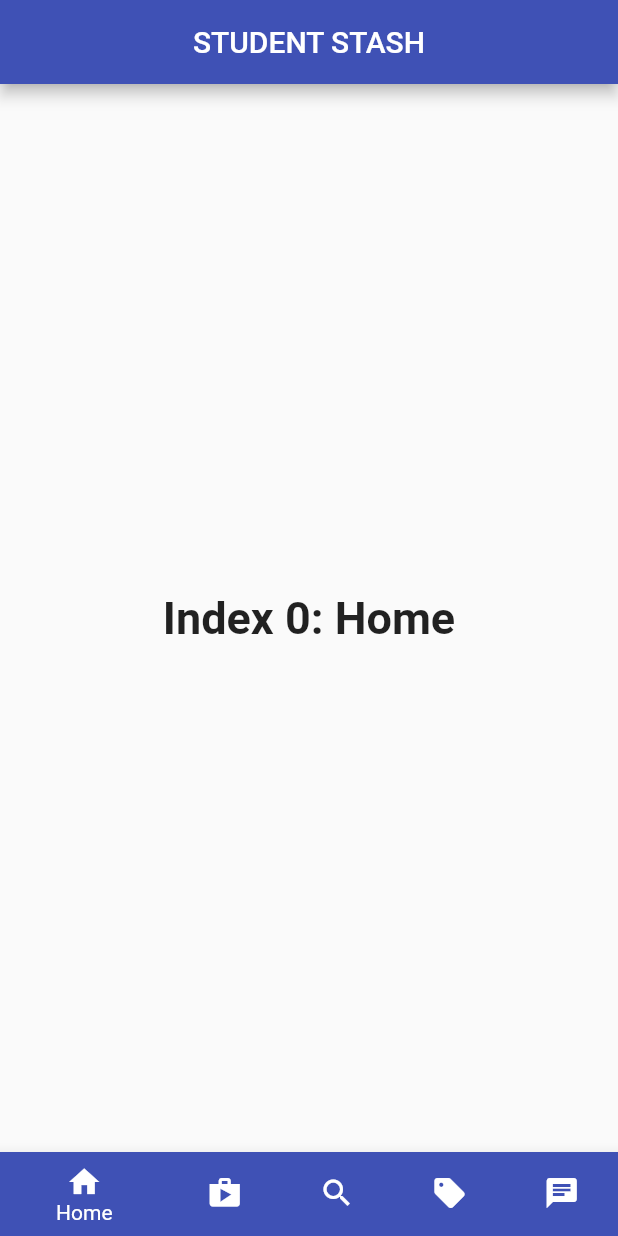
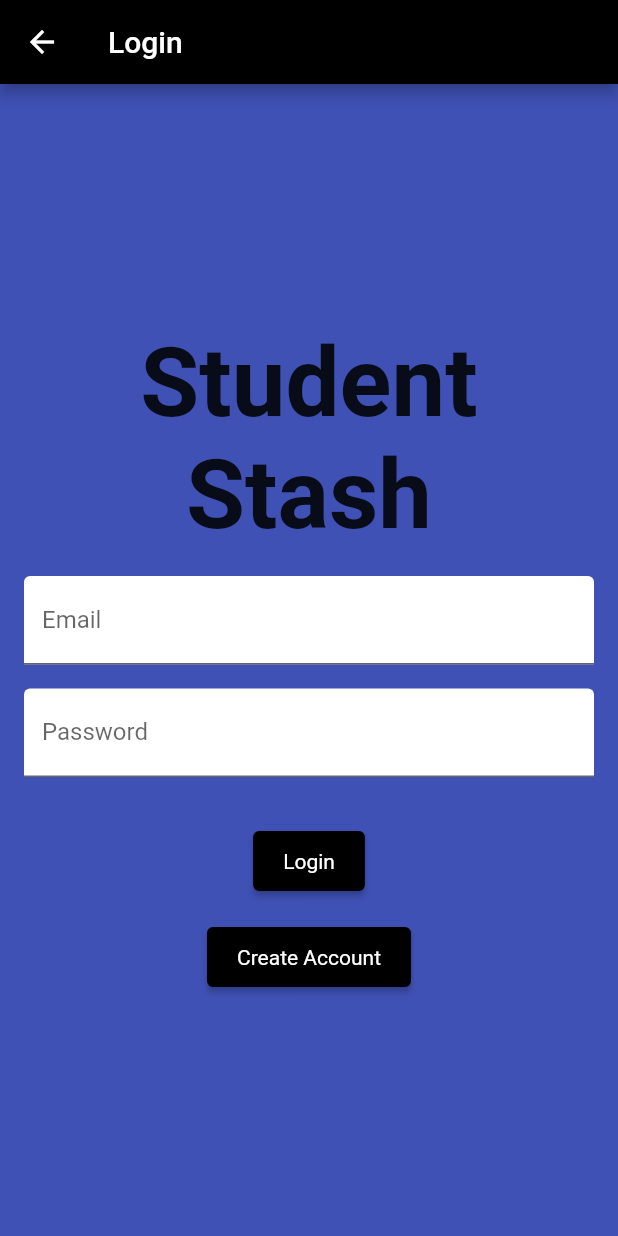
Before and after one commit to CMPE133-Group-Project/student_stash, a Flutter app: the screen it shows after launch, on a phone screen of 412 x 824 dp. Run offline on Flutter 3.47's test engine with Material 2 defaults, Android fonts, the phone set to English and light mode, and no system bars.

Commit message:
Created login/register page copied off of Hasnain's branch code.

```diff
--- /dev/null
+++ b/lib/login.dart
@@ -0,0 +1,100 @@
+import 'package:flutter/material.dart';
+import 'register.dart';
+
+class LoginPage extends StatefulWidget {
+  @override
+  _LoginPageState createState() => _LoginPageState();
+}
+
+class _LoginPageState extends State<LoginPage> {
+  TextEditingController emailController = TextEditingController();
+  TextEditingController passwordController = TextEditingController();
+
+  @override
+  Widget build(BuildContext context) {
+    return Scaffold(
+      appBar: AppBar(
+        backgroundColor: Colors.black,
+        title: const Text(
+          'Login',
+          style: TextStyle(color: Colors.white),
+        ),
+      ),
+      body: Padding(
+        padding: const EdgeInsets.all(16.0),
+        child: Column(
+          mainAxisAlignment: MainAxisAlignment.center,
+          children: [
+            const Center(
+              child: Text(
+                'Student', // First line
+                style: TextStyle(
+                  fontSize: 64.0, // Increase the font size
+                  fontWeight: FontWeight.bold, // Make it bold
+                ),
+              ),
+            ),
+            const Center(
+              child: Text(
+                'Stash', // Second line
+                style: TextStyle(
+                  fontSize: 64.0, // Increase the font size
+                  fontWeight: FontWeight.bold, // Make it bold
+                ),
+              ),
+            ),
+            const SizedBox(height: 16.0),
+            TextField(
+              controller: emailController,
+              decoration: const InputDecoration(
+                labelText: 'Email',
+                fillColor: Colors.white,
+                filled: true,
+              ),
+            ),
+            const SizedBox(height: 16.0),
+            TextField(
+              controller: passwordController,
+              obscureText: true,
+              decoration: const InputDecoration(
+                labelText: 'Password',
+                fillColor: Colors.white,
+                filled: true,
+              ),
+            ),
+            const SizedBox(height: 32.0),
+            ElevatedButton(
+              onPressed: () {
+                // Add your authentication logic here
+                // For example, check if email and password are correct
+                // If successful, navigate to the home page
+                // Otherwise, show an error message
+              },
+              style: ElevatedButton.styleFrom(
+                primary: Colors.black,
+                textStyle: const TextStyle(color: Colors.white),
+                padding: const EdgeInsets.symmetric(horizontal: 20, vertical: 12),
+              ),
+              child: const Text('Login'),
+            ),
+            const SizedBox(height: 16.0),
+            ElevatedButton(
+              onPressed: () {
+                Navigator.of(context).push(MaterialPageRoute(
+                  builder: (context) => RegistrationPage(),
+                ));
+              },
+              style: ElevatedButton.styleFrom(
+                primary: Colors.black,
+                textStyle: const TextStyle(color: Colors.white),
+                padding: const EdgeInsets.symmetric(horizontal: 20, vertical: 12),
+              ),
+              child: const Text('Create Account'),
+            ),
+          ],
+        ),
+      ),
+      backgroundColor: Colors.indigo,
+    );
+  }
+}
--- a/lib/main.dart
+++ b/lib/main.dart
@@ -1,4 +1,10 @@
 import 'package:flutter/material.dart';
+
+// Pages
+import 'login.dart';
+
+// Widgets
+import 'appbar.dart';
 
 void main() => runApp(const MyApp());
 
@@ -7,8 +13,12 @@ class MyApp extends StatelessWidget {
 
   @override
   Widget build(BuildContext context) {
-    return const MaterialApp(
+    return MaterialApp(
       home: HomePage(),
+      initialRoute: '/login',
+      routes: {
+        '/login': (context) => LoginPage(),
+      },
     );
   }
 }
@@ -22,7 +32,7 @@ class HomePage extends StatefulWidget {
 }
 
 class _HomePageState
-    extends State<HomePage> {
+  extends State<HomePage> {
   int _selectedIndex = 0;
   static const TextStyle optionStyle =
   TextStyle(fontSize: 30, fontWeight: FontWeight.bold);
@@ -36,15 +46,11 @@ class _HomePageState
       style: optionStyle,
     ),
     Text(
-      'Index 2: Search',
+      'Index 2: Sell',
       style: optionStyle,
     ),
     Text(
-      'Index 3: Sell',
-      style: optionStyle,
-    ),
-    Text(
-      'Index 4: Chat',
+      'Index 3: Chat',
       style: optionStyle,
     ),
   ];
@@ -58,11 +64,7 @@ class _HomePageState
   @override
   Widget build(BuildContext context) {
     return Scaffold(
-      appBar: AppBar(
-        title: const Text('STUDENT STASH'),
-        backgroundColor: Colors.indigo,
-        centerTitle: true,
-      ),
+      appBar: myAppBar(),
       body: Center(
         child: _widgetOptions.elementAt(_selectedIndex),
       ),
@@ -76,11 +78,6 @@ class _HomePageState
           BottomNavigationBarItem(
             icon: Icon(Icons.shop),
             label: 'Shop',
-            backgroundColor: Colors.indigo,
-          ),
-          BottomNavigationBarItem(
-            icon: Icon(Icons.search),
-            label: 'Search',
             backgroundColor: Colors.indigo,
           ),
           BottomNavigationBarItem(
```
Also changed, not shown: lib/appbar.dart (added, +9 -0 lines), lib/register.dart (added, +53 -0 lines).
